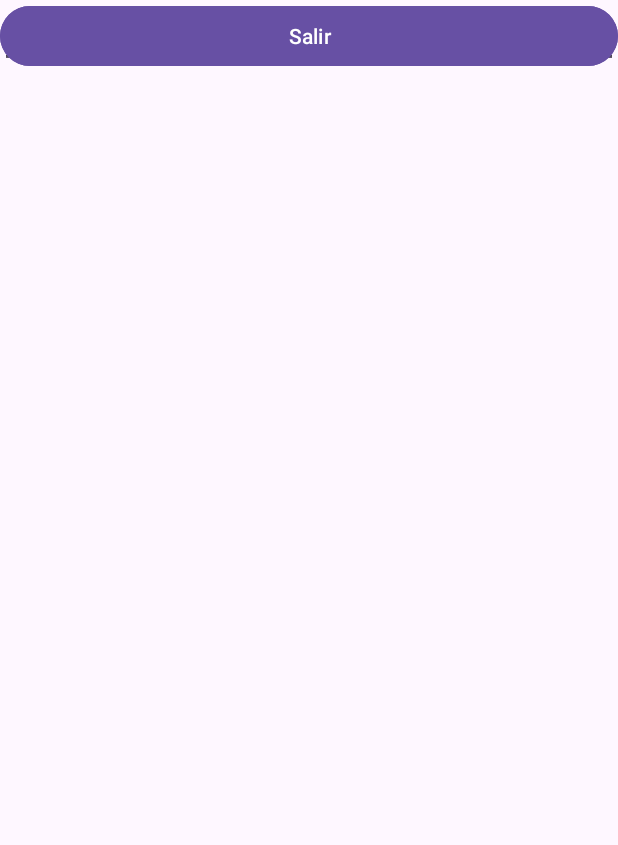
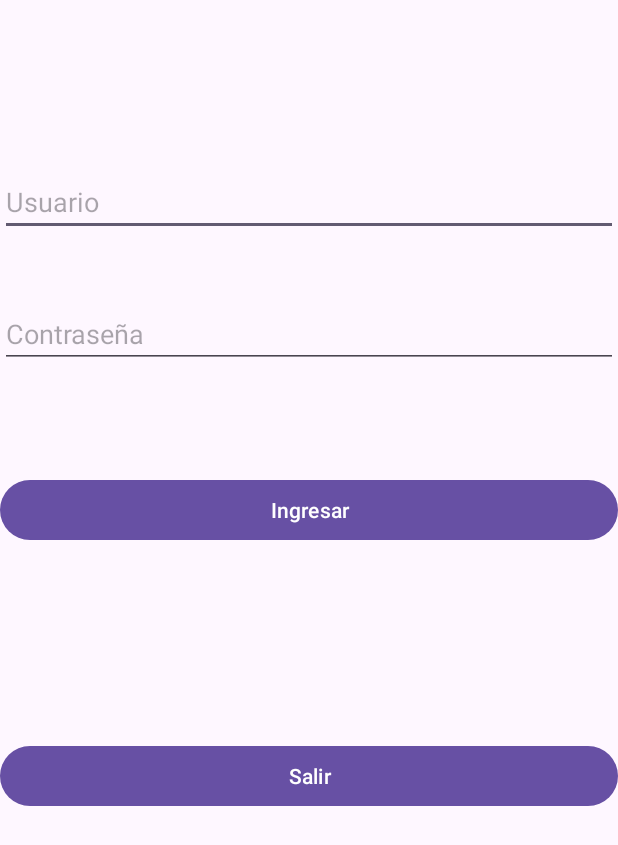
Before and after one commit to J0S3N/Proyecto1Moviles, an Android app: the screen it shows after launch (MainActivity), on a phone screen of 412 x 824 dp. Shown: the top 845 px of the screen. Run offline under Robolectric (Android 15) with nearby library versions, the phone set to English and light mode, and no system bars.

Commit message:
Ajustes a pantalla principla

```diff
--- a/app/src/main/res/layout/activity_main.xml
+++ b/app/src/main/res/layout/activity_main.xml
@@ -10,33 +10,42 @@
         android:id="@+id/usernameEditText"
         android:layout_width="match_parent"
         android:layout_height="wrap_content"
+        android:layout_marginTop="112dp"
         android:hint="@string/username"
-        tools:layout_editor_absoluteX="0dp"
-        tools:layout_editor_absoluteY="126dp" />
+        app:layout_constraintStart_toStartOf="parent"
+        app:layout_constraintTop_toTopOf="parent" />
 
     <EditText
         android:id="@+id/passwordEditText"
         android:layout_width="match_parent"
         android:layout_height="wrap_content"
+        android:layout_marginTop="200dp"
         android:hint="@string/password"
         android:inputType="textPassword"
-        tools:layout_editor_absoluteX="0dp"
-        tools:layout_editor_absoluteY="191dp" />
+        app:layout_constraintStart_toStartOf="parent"
+        app:layout_constraintTop_toTopOf="parent" />
 
     <Button
         android:id="@+id/loginButton"
         android:layout_width="match_parent"
         android:layout_height="wrap_content"
+        android:layout_marginTop="316dp"
         android:text="@string/login"
-        tools:layout_editor_absoluteX="0dp"
-        tools:layout_editor_absoluteY="315dp" />
+        app:layout_constraintEnd_toEndOf="parent"
+        app:layout_constraintHorizontal_bias="0.0"
+        app:layout_constraintStart_toStartOf="parent"
+        app:layout_constraintTop_toTopOf="parent" />
 
     <Button
         android:id="@+id/exitButton"
         android:layout_width="match_parent"
         android:layout_height="wrap_content"
         android:text="@string/exit"
-        tools:layout_editor_absoluteX="0dp"
-        tools:layout_editor_absoluteY="399dp" />
+        app:layout_constraintBottom_toBottomOf="parent"
+        app:layout_constraintEnd_toEndOf="parent"
+        app:layout_constraintHorizontal_bias="0.0"
+        app:layout_constraintStart_toStartOf="parent"
+        app:layout_constraintTop_toTopOf="parent"
+        app:layout_constraintVertical_bias="0.636" />
 
 </androidx.constraintlayout.widget.ConstraintLayout>
```
